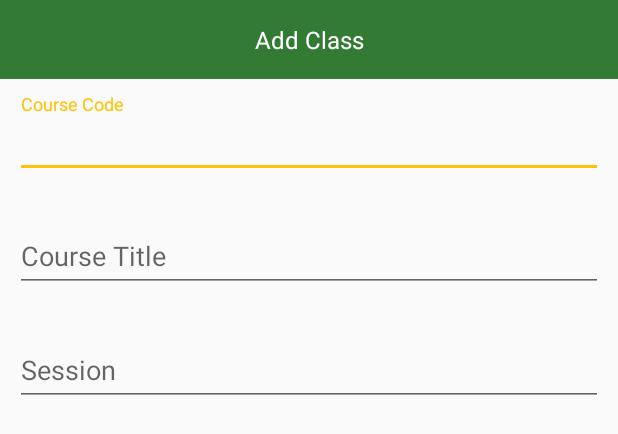
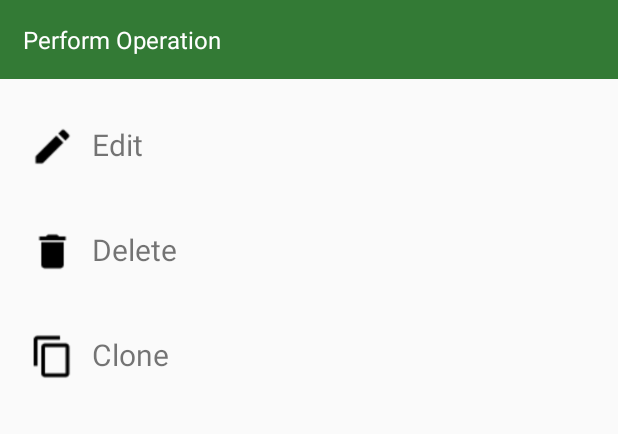
Before and after one commit to Shadat-tonmoy/SUST-AMS, an Android app: the layout course_add_bottom_sheet.xml on its own in the app's theme, with its tools: preview values and no code run, on a phone screen of 412 x 824 dp. Shown: the top 434 px of the screen. Run offline under Robolectric (Android 15) with nearby library versions, the phone set to English and light mode, and no system bars.

Commit message:
new commit

```diff
--- a/app/src/main/java/shadattonmoy/ams/CourseAdapter.java
+++ b/app/src/main/java/shadattonmoy/ams/CourseAdapter.java
@@ -1,5 +1,6 @@
 package shadattonmoy.ams;
 
+import android.support.v4.app.FragmentManager;
 import android.content.Context;
 import android.support.annotation.IdRes;
 import android.support.annotation.LayoutRes;
@@ -20,14 +21,24 @@ import java.util.List;
 
 public class CourseAdapter extends ArrayAdapter<Course> {
 
+    private FragmentManager fragmentManager;
     private TextView courseCodeView,courseTitleView,courseSessionView,courseDeptView;
+
     public CourseAdapter(@NonNull Context context, @LayoutRes int resource, @IdRes int textViewResourceId, @NonNull List<Course> objects) {
         super(context, resource, textViewResourceId, objects);
     }
 
+    public FragmentManager getFragmentManager() {
+        return fragmentManager;
+    }
+
+    public void setFragmentManager(FragmentManager fragmentManager) {
+        this.fragmentManager = fragmentManager;
+    }
+
     @NonNull
     @Override
-    public View getView(int position, @Nullable View convertView, @NonNull ViewGroup parent) {
+    public View getView(int position, @Nullable final View convertView, @NonNull ViewGroup parent) {
 
         View row = convertView;
         if(row==null)
@@ -35,24 +46,43 @@ public class CourseAdapter extends ArrayAdapter<Course> {
             LayoutInflater inflater = (LayoutInflater) getContext().getSystemService(Context.LAYOUT_INFLATER_SERVICE);
             row = inflater.inflate(R.layout.course_single_row,parent,false);
         }
-        Course course = getItem(position);
+
+        /*
+        * find views by their IDs
+        * */
+        final Course course = getItem(position);
         TextView courseIconView = (TextView) row.findViewById(R.id.course_icon);
         TextView courseCodeView = (TextView) row.findViewById(R.id.course_code);
         TextView courseTitleView = (TextView) row.findViewById(R.id.course_title);
         TextView courseSessionView = (TextView) row.findViewById(R.id.course_session);
+        ImageView moreVert = (ImageView) row.findViewById(R.id.course_more_vert_icon);
 
 
-
+        /*
+        * get the specific attributes for a particular course
+        * */
         String courseCode = course.getCourseCode();
         String courseTitle = course.getCourseTitle();
         String courseSession = course.getCourseSession();
         String iconText = String.valueOf(courseCode.charAt(0)+""+courseCode.charAt(1)+""+courseCode.charAt(2));
 
+
+        /*
+        * set the attributes like text or clicklistener to the specific view/textview
+        * */
         courseIconView.setText(iconText);
         courseCodeView.setText(courseCode);
         courseTitleView.setText(courseTitle);
         courseSessionView.setText(courseSession);
 
+        moreVert.setOnClickListener(new View.OnClickListener() {
+            @Override
+            public void onClick(View v) {
+                CourseAddBottomSheet courseAddBottomSheet = new CourseAddBottomSheet();
+                courseAddBottomSheet.show(fragmentManager,courseAddBottomSheet.getTag());
+            }
+        });
+
         return row;
 
     }
--- a/app/src/main/java/shadattonmoy/ams/CourseAddActivity.java
+++ b/app/src/main/java/shadattonmoy/ams/CourseAddActivity.java
@@ -36,6 +36,7 @@ public class CourseAddActivity extends AppCompatActivity {
                     * insert data to sqlite
                     * */
                     insertData();
+                    finish();
                 }
             }
         });
--- a/app/src/main/java/shadattonmoy/ams/Setup.java
+++ b/app/src/main/java/shadattonmoy/ams/Setup.java
@@ -131,6 +131,7 @@ public class Setup extends AppCompatActivity {
                 courses.add(course);
             }
             courseAdapter = new CourseAdapter(Setup.this,R.layout.course_single_row,R.id.course_icon,courses);
+            courseAdapter.setFragmentManager(getSupportFragmentManager());
             courseList.setAdapter(courseAdapter);
         }
     }
--- a/app/src/main/res/layout/course_add_bottom_sheet.xml
+++ b/app/src/main/res/layout/course_add_bottom_sheet.xml
@@ -6,46 +6,102 @@
     <TextView
         android:layout_width="match_parent"
         android:layout_height="wrap_content"
-        android:text="Add Class"
+        android:text="Perform Operation"
         style="@style/addClassHeader"/>
+    <LinearLayout
+        android:orientation="vertical"
+        android:layout_marginTop="10dp"
+        android:layout_width="match_parent"
+        android:layout_height="match_parent">
 
-    <android.support.design.widget.TextInputLayout
-        android:id="@+id/course_code_layout"
-        android:layout_width="match_parent"
-        android:layout_height="wrap_content"
-        android:layout_margin="10dp">
-        <EditText
-            android:id="@+id/course_code_field"
+        <LinearLayout
             android:layout_width="match_parent"
             android:layout_height="wrap_content"
-            android:hint="Course Code"/>
-    </android.support.design.widget.TextInputLayout>
+            android:orientation="horizontal"
+            android:padding="20dp">
+
+            <LinearLayout
+                android:layout_width="0dp"
+                android:layout_weight="1"
+                android:layout_height="wrap_content">
+                <ImageView
+                    android:layout_width="30dp"
+                    android:layout_height="30dp"
+                    android:src="@drawable/edit"/>
+            </LinearLayout>
+
+            <LinearLayout
+                android:layout_width="0dp"
+                android:layout_weight="8"
+                android:layout_height="wrap_content">
+                <TextView
+                    android:layout_width="wrap_content"
+                    android:layout_height="wrap_content"
+                    android:text="Edit"
+                    android:textSize="20sp"/>
+            </LinearLayout>
+        </LinearLayout>
+        <LinearLayout
+            android:layout_width="match_parent"
+            android:layout_height="wrap_content"
+            android:orientation="horizontal"
+            android:padding="20dp">
+
+            <LinearLayout
+                android:layout_width="0dp"
+                android:layout_weight="1"
+                android:layout_height="wrap_content">
+                <ImageView
+                    android:layout_width="30dp"
+                    android:layout_height="30dp"
+                    android:src="@drawable/delete"/>
+            </LinearLayout>
+
+            <LinearLayout
+                android:layout_width="0dp"
+                android:layout_weight="8"
+                android:layout_height="wrap_content">
+                <TextView
+                    android:layout_width="wrap_content"
+                    android:layout_height="wrap_content"
+                    android:text="Delete"
+                    android:textSize="20sp"/>
+            </LinearLayout>
+        </LinearLayout>
+        <LinearLayout
+            android:layout_width="match_parent"
+            android:layout_height="wrap_content"
+            android:orientation="horizontal"
+            android:padding="20dp">
+
+            <LinearLayout
+                android:layout_width="0dp"
+                android:layout_weight="1"
+                android:layout_height="wrap_content">
+                <ImageView
+                    android:layout_width="30dp"
+                    android:layout_height="30dp"
+                    android:src="@drawable/clone"/>
+            </LinearLayout>
+
+            <LinearLayout
+                android:layout_width="0dp"
+                android:layout_weight="8"
+                android:layout_height="wrap_content">
+                <TextView
+                    android:layout_width="wrap_content"
+                    android:layout_height="wrap_content"
+                    android:text="Clone"
+                    android:textSize="20sp"/>
+            </LinearLayout>
+        </LinearLayout>
+
+    </LinearLayout>
 
 
-    <android.support.design.widget.TextInputLayout
-        android:id="@+id/course_title_layout"
-        android:layout_width="match_parent"
-        android:layout_height="wrap_content"
-        android:layout_margin="10dp">
-        <EditText
-            android:id="@+id/course_title_field"
-            android:layout_width="match_parent"
-            android:layout_height="wrap_content"
-            android:hint="Course Title"/>
-    </android.support.design.widget.TextInputLayout>
 
 
-    <android.support.design.widget.TextInputLayout
-        android:id="@+id/course_session_layout"
-        android:layout_width="match_parent"
-        android:layout_height="wrap_content"
-        android:layout_margin="10dp">
-        <EditText
-            android:id="@+id/course_session_field"
-            android:layout_width="match_parent"
-            android:layout_height="wrap_content"
-            android:hint="Session"/>
-    </android.support.design.widget.TextInputLayout>
+
 
 
 
--- a/app/src/main/res/layout/course_single_row.xml
+++ b/app/src/main/res/layout/course_single_row.xml
@@ -1,6 +1,7 @@
 <?xml version="1.0" encoding="utf-8"?>
 <RelativeLayout xmlns:android="http://schemas.android.com/apk/res/android"
     xmlns:app="http://schemas.android.com/apk/res-auto"
+    xmlns:adroid="http://schemas.android.com/tools"
     android:orientation="vertical"
     android:layout_width="match_parent"
     android:layout_height="match_parent">
@@ -35,8 +36,7 @@
         android:id="@+id/course_title"
         android:layout_width="wrap_content"
         android:layout_height="wrap_content"
-        android:layout_alignLeft="@+id/course_code"
-        android:layout_alignStart="@+id/course_code"
+        adroid:layout_alignStart="@+id/course_code"
         android:layout_below="@+id/course_code"
         android:text="Structured Programming Language"
         android:textColor="#7f8c8d"
@@ -56,7 +56,7 @@
         />
 
     <ImageView
-        android:id="@+id/edit_course_icon1"
+        android:id="@+id/course_more_vert_icon"
         android:layout_width="24dp"
         android:layout_height="24dp"
         android:layout_marginRight="20dp"
--- a/app/src/main/res/values/styles.xml
+++ b/app/src/main/res/values/styles.xml
@@ -42,7 +42,7 @@
     <style name="addClassHeader">
         <item name="android:background">@color/colorPrimaryDark</item>
         <item name="android:padding">15dp</item>
-        <item name="android:gravity">center</item>
+
         <item name="android:textColor">@color/textWhite</item>
         <item name="android:textSize">16sp</item>
     </style>
```
Also changed, not shown: app/src/main/res/drawable/clone.png (added), app/src/main/res/drawable/delete.png (added), app/src/main/res/drawable/edit.png (added), 1 other file.
